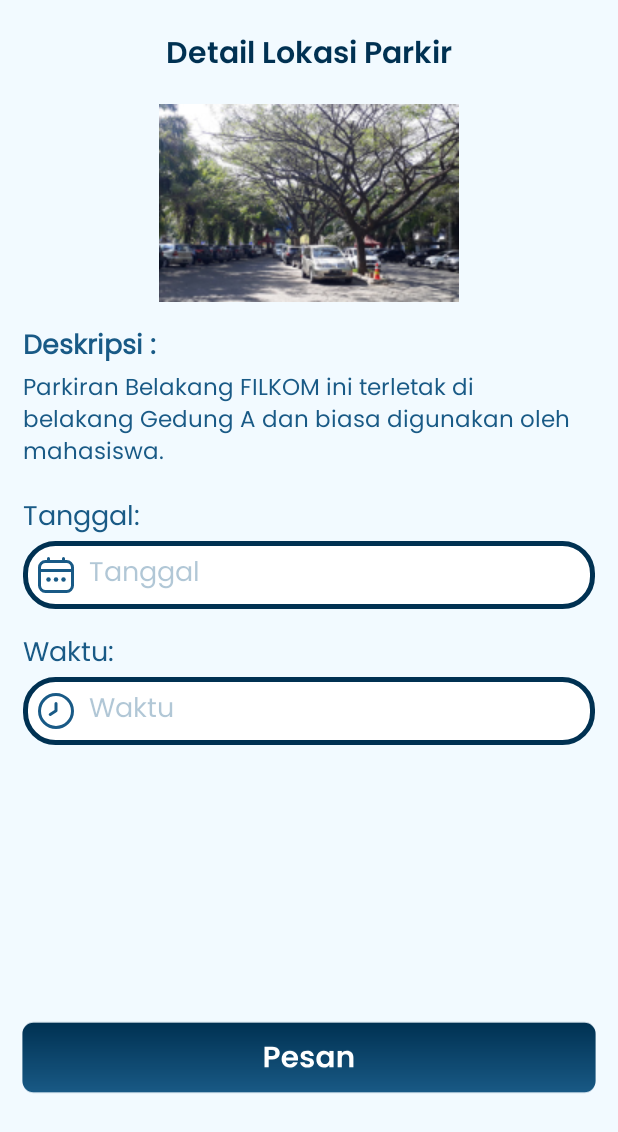
After one commit to kemal003/Park-TIKOM, an Android app: the layout activity_pesan.xml on its own in the app's theme, with its tools: preview values and no code run, on a phone screen of 412 x 824 dp. The commit adds this screen. Shown: the top 1132 px of the screen. Run offline under Robolectric (Android 15) with nearby library versions, the phone set to English and light mode, and no system bars.

Commit message:
update pesanan

```diff
--- /dev/null
+++ b/app/src/main/java/com/example/park_tikom/PesanActivity.kt
@@ -0,0 +1,11 @@
+package com.example.park_tikom
+
+import androidx.appcompat.app.AppCompatActivity
+import android.os.Bundle
+
+class PesanActivity : AppCompatActivity() {
+    override fun onCreate(savedInstanceState: Bundle?) {
+        super.onCreate(savedInstanceState)
+        setContentView(R.layout.activity_pesan)
+    }
+}
--- a/app/src/main/res/drawable/header_drawable.xml
+++ b/app/src/main/res/drawable/header_drawable.xml
@@ -7,6 +7,5 @@
         android:endColor="#003152" />
     <corners
         android:bottomLeftRadius="10dp"
-        android:bottomRightRadius="10dp">
-    </corners>
+        android:bottomRightRadius="10dp"/>
 </shape>
--- /dev/null
+++ b/app/src/main/res/drawable/ic_calendar.xml
@@ -0,0 +1 @@
+<vector xmlns:android="http://schemas.android.com/apk/res/android" android:width="24dp" android:height="24dp" android:viewportWidth="24" android:viewportHeight="24" android:tint="@color/blue003"><path android:fillColor="@android:color/white" android:pathData="M19,2H18V1a1,1,0,0,0-2,0V2H8V1A1,1,0,0,0,6,1V2H5A5.006,5.006,0,0,0,0,7V19a5.006,5.006,0,0,0,5,5H19a5.006,5.006,0,0,0,5-5V7A5.006,5.006,0,0,0,19,2ZM2,7A3,3,0,0,1,5,4H19a3,3,0,0,1,3,3V8H2ZM19,22H5a3,3,0,0,1-3-3V10H22v9A3,3,0,0,1,19,22Z"/><path android:fillColor="@android:color/white" android:pathData="M 12 15 m -1.5, 0 a 1.5, 1.5 0 1,0 3,0 a 1.5, 1.5 0 1,0 -3,0"/><path android:fillColor="@android:color/white" android:pathData="M 7 15 m -1.5, 0 a 1.5, 1.5 0 1,0 3,0 a 1.5, 1.5 0 1,0 -3,0"/><path android:fillColor="@android:color/white" android:pathData="M 17 15 m -1.5, 0 a 1.5, 1.5 0 1,0 3,0 a 1.5, 1.5 0 1,0 -3,0"/></vector>
--- /dev/null
+++ b/app/src/main/res/drawable/ic_clock.xml
@@ -0,0 +1 @@
+<vector xmlns:android="http://schemas.android.com/apk/res/android" android:width="24dp" android:height="24dp" android:viewportWidth="24" android:viewportHeight="24" android:tint="@color/blue003"><path android:fillColor="@android:color/white" android:pathData="M12,0A12,12,0,1,0,24,12,12.013,12.013,0,0,0,12,0Zm0,22A10,10,0,1,1,22,12,10.011,10.011,0,0,1,12,22Z"/><path android:fillColor="@android:color/white" android:pathData="M12,6a1,1,0,0,0-1,1v4.325L7.629,13.437a1,1,0,0,0,1.062,1.7l3.84-2.4A1,1,0,0,0,13,11.879V7A1,1,0,0,0,12,6Z"/></vector>
--- /dev/null
+++ b/app/src/main/res/drawable/ic_menu.xml
@@ -0,0 +1,15 @@
+<vector xmlns:android="http://schemas.android.com/apk/res/android"
+    android:width="24dp"
+    android:height="24dp"
+    android:viewportWidth="24"
+    android:viewportHeight="24">
+  <path
+      android:pathData="M20.05,11H3.95C3.4253,11 3,11.4253 3,11.95V12.05C3,12.5747 3.4253,13 3.95,13H20.05C20.5747,13 21,12.5747 21,12.05V11.95C21,11.4253 20.5747,11 20.05,11Z"
+      android:fillColor="#ffffff"/>
+  <path
+      android:pathData="M20.05,16H3.95C3.4253,16 3,16.4253 3,16.95V17.05C3,17.5747 3.4253,18 3.95,18H20.05C20.5747,18 21,17.5747 21,17.05V16.95C21,16.4253 20.5747,16 20.05,16Z"
+      android:fillColor="#ffffff"/>
+  <path
+      android:pathData="M20.05,6H3.95C3.4253,6 3,6.4253 3,6.95V7.05C3,7.5747 3.4253,8 3.95,8H20.05C20.5747,8 21,7.5747 21,7.05V6.95C21,6.4253 20.5747,6 20.05,6Z"
+      android:fillColor="#ffffff"/>
+</vector>
--- /dev/null
+++ b/app/src/main/res/layout/activity_pesan.xml
@@ -0,0 +1,117 @@
+<?xml version="1.0" encoding="utf-8"?>
+<LinearLayout xmlns:android="http://schemas.android.com/apk/res/android"
+    xmlns:app="http://schemas.android.com/apk/res-auto"
+    xmlns:tools="http://schemas.android.com/tools"
+    android:layout_width="match_parent"
+    android:layout_height="match_parent"
+    android:background="@color/blue001"
+    tools:context=".PesanActivity"
+    android:orientation="vertical">
+        <TextView
+            android:layout_width="match_parent"
+            android:layout_height="wrap_content"
+            android:layout_marginTop="20dp"
+            android:fontFamily="@font/poppins_semibold"
+            android:text="Detail Lokasi Parkir"
+            android:textAlignment="center"
+            android:textColor="@color/blue004"
+            android:textSize="20sp"
+            android:textStyle="bold"
+            tools:layout_editor_absoluteX="0dp"
+            tools:layout_editor_absoluteY="81dp" />
+
+            <ImageView
+                android:layout_width="wrap_content"
+                android:layout_height="wrap_content"
+                android:layout_marginTop="15dp"
+                android:layout_gravity="center"
+                android:src="@drawable/parkir_belakang"/>
+
+        <TextView
+            android:layout_width="match_parent"
+            android:layout_height="wrap_content"
+            android:layout_marginTop="15dp"
+            android:layout_marginHorizontal="15dp"
+            android:fontFamily="@font/poppins_regular"
+            android:text="Deskripsi :"
+            android:textAlignment="textStart"
+            android:textColor="@color/blue003"
+            android:textSize="18sp"
+            android:textStyle="bold" />
+
+        <TextView
+            android:layout_width="wrap_content"
+            android:layout_height="wrap_content"
+            android:layout_marginHorizontal="15dp"
+            android:fontFamily="@font/poppins_regular"
+            android:text="Parkiran Belakang FILKOM ini terletak di belakang Gedung A dan biasa digunakan oleh mahasiswa."
+            android:textAlignment="textStart"
+            android:textColor="@color/blue003"
+            android:textSize="15sp"
+            tools:layout_editor_absoluteX="0dp"
+            tools:layout_editor_absoluteY="81dp" />
+
+        <TextView
+            android:layout_width="wrap_content"
+            android:layout_height="wrap_content"
+            android:layout_marginTop="15dp"
+            android:text="Tanggal:"
+            android:textSize="18sp"
+            android:textColor="@color/blue003"
+            android:fontFamily="@font/poppins_regular"
+            android:layout_marginHorizontal="15dp"/>
+
+        <EditText
+            android:id="@+id/inpDate"
+            android:layout_width="match_parent"
+            android:layout_height="wrap_content"
+            android:layout_gravity="center"
+            android:layout_marginHorizontal="15dp"
+            android:background="@drawable/rounded_shadow"
+            android:drawableStart="@drawable/ic_calendar"
+            android:drawablePadding="10dp"
+            android:ems="10"
+            android:fontFamily="@font/poppins_regular"
+            android:hint="Tanggal"
+            android:inputType="date"
+            android:minHeight="45dp"
+            android:paddingHorizontal="10dp"
+            android:textColorHint="@color/blue011"
+            tools:ignore="SpeakableTextPresentCheck" />
+
+        <TextView
+            android:layout_width="wrap_content"
+            android:layout_height="wrap_content"
+            android:layout_marginTop="15dp"
+            android:text="Waktu:"
+            android:textSize="18sp"
+            android:textColor="@color/blue003"
+            android:fontFamily="@font/poppins_regular"
+            android:layout_marginHorizontal="15dp"/>
+
+        <EditText
+            android:id="@+id/inpWaktu"
+            android:layout_width="match_parent"
+            android:layout_height="wrap_content"
+            android:layout_gravity="center"
+            android:layout_marginHorizontal="15dp"
+            android:background="@drawable/rounded_shadow"
+            android:drawableStart="@drawable/ic_clock"
+            android:drawablePadding="10dp"
+            android:ems="10"
+            android:fontFamily="@font/poppins_regular"
+            android:hint="Waktu"
+            android:inputType="date"
+            android:minHeight="45dp"
+            android:paddingHorizontal="10dp"
+            android:textColorHint="@color/blue011"
+            tools:ignore="SpeakableTextPresentCheck" />
+
+        <ImageView
+            android:layout_width="match_parent"
+            android:layout_height="match_parent"
+            android:layout_marginTop="100dp"
+            android:layout_gravity="bottom"
+            android:src="@drawable/ic_buttonpesan"/>
+
+</LinearLayout>
--- /dev/null
+++ b/app/src/main/res/layout/pesanan.xml
@@ -0,0 +1,11 @@
+<?xml version="1.0" encoding="utf-8"?>
+<RelativeLayout xmlns:android="http://schemas.android.com/apk/res/android"
+    android:layout_width="match_parent"
+    android:layout_height="match_parent">
+<LinearLayout
+    android:layout_width="match_parent"
+    android:layout_height="wrap_content"
+    android:background="@drawable/rounded_shadow">
+
+</LinearLayout>
+</RelativeLayout>
--- a/app/src/main/res/values/colors.xml
+++ b/app/src/main/res/values/colors.xml
@@ -9,7 +9,15 @@
     <color name="white">#FFFFFFFF</color>
     <color name="blue">#003152</color>
     <color name="gray">#776F6F</color>
-    <color name="testing">
 
-    </color>
+    <color name="blue001">#FFF2FAFF</color>
+    <color name="blue011">#57195A86</color>
+    <color name="blue002">#FF3A9EE1</color>
+    <color name="blue003">#FF195A86</color>
+    <color name="blue004">#FF003152</color>
+
+    <color name="yellow001">#FFFBE9C2</color>
+    <color name="yellow002">#FFFDC673</color>
+    <color name="yellow003">#FFFFAD31</color>
+    <color name="yellow004">#FFEA8B00</color>
 </resources>
```
